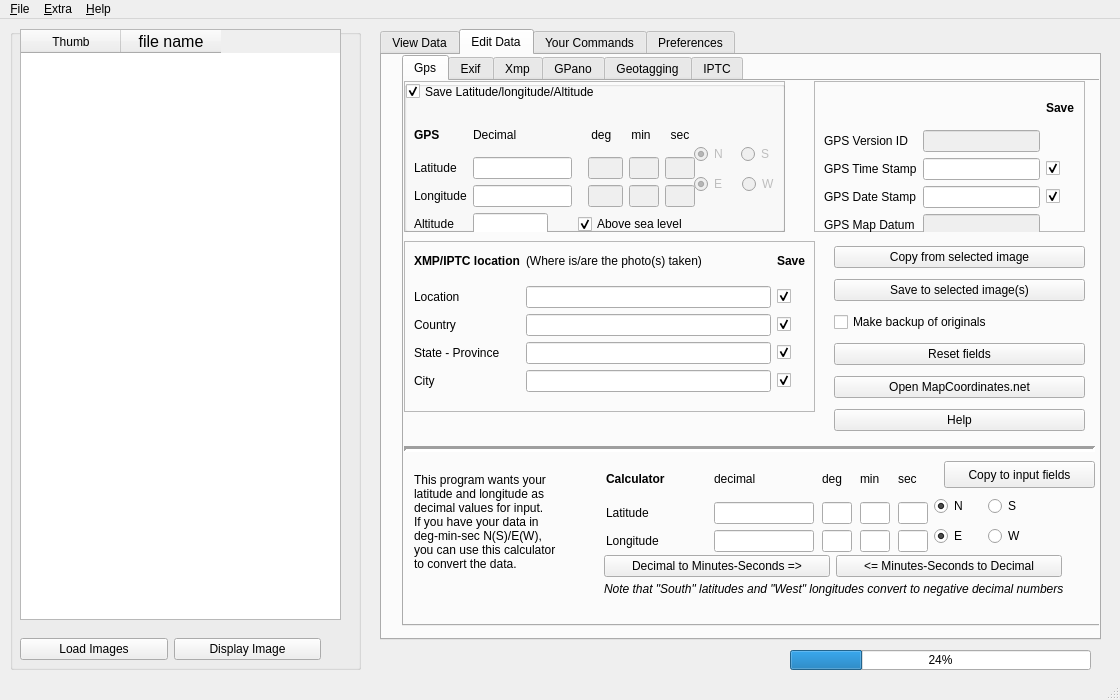
Old version of the form scripts/ui/MainWindow.ui in the repository hvdwolf/pyExifToolGUI.
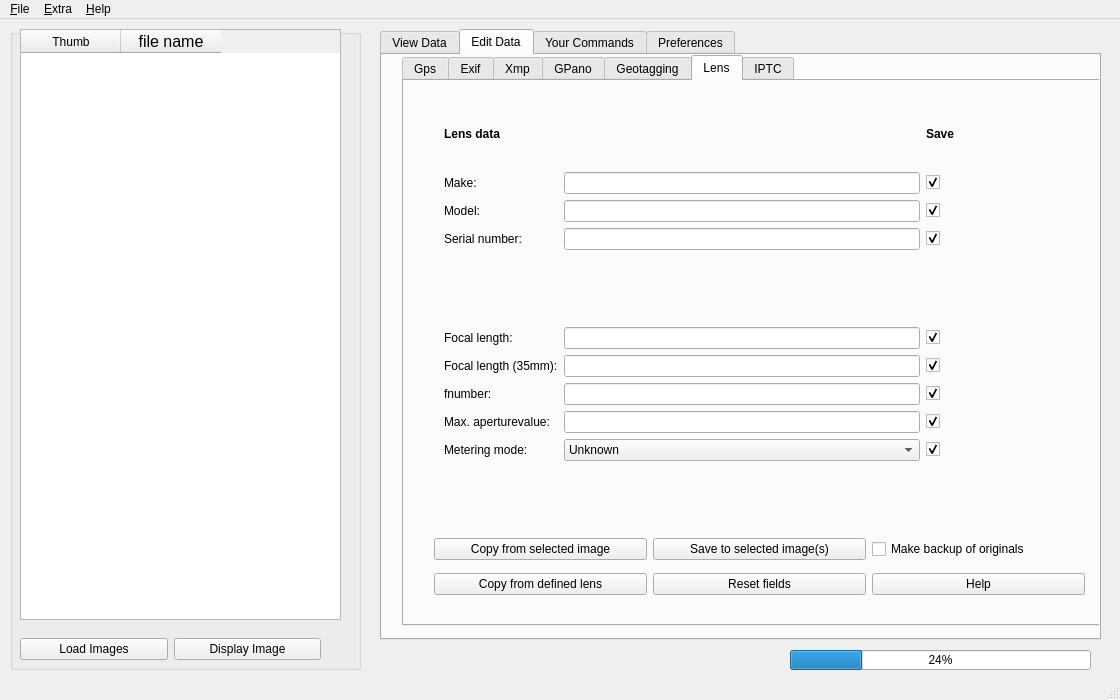
New version of the form. The open tabs and pages were chosen to show the change.

Commit message: First implementation of new lens data functionality + some minor fixes

The edit to the form file:
```diff
--- a/scripts/ui/MainWindow.ui
+++ b/scripts/ui/MainWindow.ui
@@ -3092,6 +3092,390 @@
         </layout>
        </widget>
       </widget>
+      <widget class="QWidget" name="editlenstab">
+       <attribute name="title">
+        <string>Lens</string>
+       </attribute>
+       <widget class="QWidget" name="gridLayoutWidget_13">
+        <property name="geometry">
+         <rect>
+          <x>30</x>
+          <y>10</y>
+          <width>521</width>
+          <height>441</height>
+         </rect>
+        </property>
+        <layout class="QGridLayout" name="gridLayout_13" rowstretch="0,0,0,0,0,0,0,0,0,0,0,0">
+         <property name="leftMargin">
+          <number>10</number>
+         </property>
+         <property name="topMargin">
+          <number>10</number>
+         </property>
+         <item row="11" column="0">
+          <widget class="QLabel" name="label_105">
+           <property name="text">
+            <string/>
+           </property>
+          </widget>
+         </item>
+         <item row="7" column="1">
+          <widget class="QLineEdit" name="lens_fnumber"/>
+         </item>
+         <item row="4" column="0">
+          <widget class="QLabel" name="label_106">
+           <property name="font">
+            <font>
+             <weight>75</weight>
+             <bold>true</bold>
+            </font>
+           </property>
+           <property name="text">
+            <string/>
+           </property>
+          </widget>
+         </item>
+         <item row="8" column="2">
+          <widget class="QCheckBox" name="chk_lens_maxaperturevalue">
+           <property name="text">
+            <string/>
+           </property>
+           <property name="checked">
+            <bool>true</bool>
+           </property>
+          </widget>
+         </item>
+         <item row="8" column="1">
+          <widget class="QLineEdit" name="lens_maxaperturevalue"/>
+         </item>
+         <item row="5" column="1">
+          <widget class="QLineEdit" name="lens_focallength"/>
+         </item>
+         <item row="9" column="2">
+          <widget class="QCheckBox" name="chk_lens_meteringmode">
+           <property name="text">
+            <string/>
+           </property>
+           <property name="checked">
+            <bool>true</bool>
+           </property>
+          </widget>
+         </item>
+         <item row="7" column="2">
+          <widget class="QCheckBox" name="chk_lens_fnumber">
+           <property name="text">
+            <string/>
+           </property>
+           <property name="checked">
+            <bool>true</bool>
+           </property>
+          </widget>
+         </item>
+         <item row="9" column="0">
+          <widget class="QLabel" name="label_95">
+           <property name="text">
+            <string>Metering mode:</string>
+           </property>
+          </widget>
+         </item>
+         <item row="5" column="0">
+          <widget class="QLabel" name="label_102">
+           <property name="text">
+            <string>Focal length:</string>
+           </property>
+          </widget>
+         </item>
+         <item row="1" column="1">
+          <widget class="QLineEdit" name="lens_make">
+           <property name="toolTip">
+            <string>This refers to the make of the lens</string>
+           </property>
+          </widget>
+         </item>
+         <item row="0" column="0">
+          <widget class="QLabel" name="label_94">
+           <property name="font">
+            <font>
+             <weight>75</weight>
+             <bold>true</bold>
+            </font>
+           </property>
+           <property name="text">
+            <string>Lens data</string>
+           </property>
+          </widget>
+         </item>
+         <item row="1" column="2">
+          <widget class="QCheckBox" name="chk_lens_make">
+           <property name="text">
+            <string/>
+           </property>
+           <property name="checked">
+            <bool>true</bool>
+           </property>
+          </widget>
+         </item>
+         <item row="1" column="0">
+          <widget class="QLabel" name="label_96">
+           <property name="text">
+            <string>Make:</string>
+           </property>
+          </widget>
+         </item>
+         <item row="2" column="0">
+          <widget class="QLabel" name="label_97">
+           <property name="text">
+            <string>Model:</string>
+           </property>
+          </widget>
+         </item>
+         <item row="3" column="0">
+          <widget class="QLabel" name="label_99">
+           <property name="text">
+            <string>Serial number:</string>
+           </property>
+          </widget>
+         </item>
+         <item row="6" column="0">
+          <widget class="QLabel" name="label_100">
+           <property name="text">
+            <string>Focal length (35mm):</string>
+           </property>
+          </widget>
+         </item>
+         <item row="2" column="2">
+          <widget class="QCheckBox" name="chk_lens_model">
+           <property name="text">
+            <string/>
+           </property>
+           <property name="checked">
+            <bool>true</bool>
+           </property>
+          </widget>
+         </item>
+         <item row="0" column="2">
+          <widget class="QLabel" name="label_101">
+           <property name="font">
+            <font>
+             <weight>75</weight>
+             <bold>true</bold>
+            </font>
+           </property>
+           <property name="text">
+            <string>Save</string>
+           </property>
+          </widget>
+         </item>
+         <item row="6" column="1">
+          <widget class="QLineEdit" name="lens_focallengthin35mmformat"/>
+         </item>
+         <item row="2" column="1">
+          <widget class="QLineEdit" name="lens_model">
+           <property name="toolTip">
+            <string>This refers to the model of the lens</string>
+           </property>
+          </widget>
+         </item>
+         <item row="5" column="2">
+          <widget class="QCheckBox" name="chk_lens_focallength">
+           <property name="text">
+            <string/>
+           </property>
+           <property name="checked">
+            <bool>true</bool>
+           </property>
+          </widget>
+         </item>
+         <item row="6" column="2">
+          <widget class="QCheckBox" name="chk_lens_focallengthin35mmformat">
+           <property name="text">
+            <string/>
+           </property>
+           <property name="checked">
+            <bool>true</bool>
+           </property>
+          </widget>
+         </item>
+         <item row="7" column="0">
+          <widget class="QLabel" name="label_109">
+           <property name="text">
+            <string>fnumber:</string>
+           </property>
+          </widget>
+         </item>
+         <item row="3" column="2">
+          <widget class="QCheckBox" name="chk_lens_serialnumber">
+           <property name="text">
+            <string/>
+           </property>
+           <property name="checked">
+            <bool>true</bool>
+           </property>
+          </widget>
+         </item>
+         <item row="3" column="1">
+          <widget class="QLineEdit" name="lens_serialnumber">
+           <property name="toolTip">
+            <string>This refers to the serial number of the lens</string>
+           </property>
+          </widget>
+         </item>
+         <item row="8" column="0">
+          <widget class="QLabel" name="label_107">
+           <property name="text">
+            <string>Max. aperturevalue:</string>
+           </property>
+          </widget>
+         </item>
+         <item row="9" column="1">
+          <widget class="QComboBox" name="lens_meteringmode">
+           <property name="toolTip">
+            <string>Google only supports equirectangular at this moment</string>
+           </property>
+           <property name="statusTip">
+            <string>Google only supports equirectangular at this moment</string>
+           </property>
+           <item>
+            <property name="text">
+             <string>Unknown</string>
+            </property>
+           </item>
+           <item>
+            <property name="text">
+             <string>Average</string>
+            </property>
+           </item>
+           <item>
+            <property name="text">
+             <string>Center-weighted average</string>
+            </property>
+           </item>
+           <item>
+            <property name="text">
+             <string>Spot</string>
+            </property>
+           </item>
+           <item>
+            <property name="text">
+             <string>Multi-spot</string>
+            </property>
+           </item>
+           <item>
+            <property name="text">
+             <string>Multi-segment</string>
+            </property>
+           </item>
+           <item>
+            <property name="text">
+             <string>Partial</string>
+            </property>
+           </item>
+           <item>
+            <property name="text">
+             <string>Other</string>
+            </property>
+           </item>
+          </widget>
+         </item>
+        </layout>
+       </widget>
+       <widget class="QWidget" name="gridLayoutWidget_14">
+        <property name="geometry">
+         <rect>
+          <x>30</x>
+          <y>450</y>
+          <width>651</width>
+          <height>71</height>
+         </rect>
+        </property>
+        <layout class="QGridLayout" name="gridLayout_14">
+         <item row="0" column="1">
+          <widget class="QPushButton" name="btn_savelens">
+           <property name="toolTip">
+            <string>Save the lens data to the image file(s)</string>
+           </property>
+           <property name="statusTip">
+            <string>Save the gps and xmp data to the image file</string>
+           </property>
+           <property name="text">
+            <string>Save to selected image(s)</string>
+           </property>
+          </widget>
+         </item>
+         <item row="0" column="0">
+          <widget class="QPushButton" name="btn_lens_copyfrom">
+           <property name="toolTip">
+            <string>This button will copy all the (available) lens info from the selected image to the internal &quot;clipboard&quot;</string>
+           </property>
+           <property name="statusTip">
+            <string>This button will copy all the (available) gps/location info from the selected image to the internal &quot;clipboard&quot;</string>
+           </property>
+           <property name="text">
+            <string>Copy from selected image</string>
+           </property>
+          </widget>
+         </item>
+         <item row="1" column="1">
+          <widget class="QPushButton" name="btn_resetlens">
+           <property name="toolTip">
+            <string>Empties all fields</string>
+           </property>
+           <property name="statusTip">
+            <string>Empties all fields</string>
+           </property>
+           <property name="text">
+            <string>Reset fields</string>
+           </property>
+          </widget>
+         </item>
+         <item row="1" column="2">
+          <widget class="QPushButton" name="btn_lenshelp">
+           <property name="font">
+            <font>
+             <weight>50</weight>
+             <bold>false</bold>
+            </font>
+           </property>
+           <property name="toolTip">
+            <string>Opens the manual with some additional info on this screen</string>
+           </property>
+           <property name="statusTip">
+            <string>Opens the manual with some additional info on this screen</string>
+           </property>
+           <property name="text">
+            <string>Help</string>
+           </property>
+          </widget>
+         </item>
+         <item row="1" column="0">
+          <widget class="QPushButton" name="btn_copy_lens_defaults">
+           <property name="toolTip">
+            <string>Copies the lens data from one of your defined lenses</string>
+           </property>
+           <property name="statusTip">
+            <string>Copies the default Artist and Copyright from Preferences</string>
+           </property>
+           <property name="text">
+            <string>Copy from defined lens</string>
+           </property>
+          </widget>
+         </item>
+         <item row="0" column="2">
+          <widget class="QCheckBox" name="chk_lens_backuporiginals">
+           <property name="toolTip">
+            <string>Overwrite your image or make a backup first</string>
+           </property>
+           <property name="statusTip">
+            <string>Overwrite your image or make a backup first</string>
+           </property>
+           <property name="text">
+            <string>Make backup of originals</string>
+           </property>
+          </widget>
+         </item>
+        </layout>
+       </widget>
+      </widget>
       <widget class="QWidget" name="editiptctab">
        <attribute name="title">
         <string>IPTC</string>
```
Left out of the diff: 32 changed lines with no effect on the pictures. The commit also changes 11 other files.
